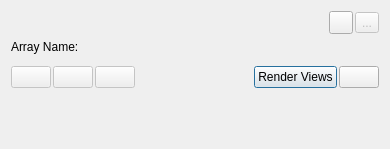
This is Qt/ApplicationComponents/Resources/UI/pqColorMapEditor.ui in vbnhfylbh/ParaView as Qt 5 draws it before an edit. The edited form follows.
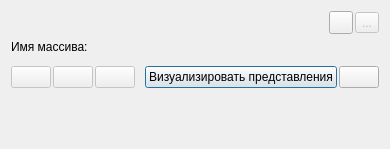
This is the edited form. Icons and pictures are not drawn. Custom widgets are drawn as their Qt base class.

```diff
--- a/Qt/ApplicationComponents/Resources/UI/pqColorMapEditor.ui
+++ b/Qt/ApplicationComponents/Resources/UI/pqColorMapEditor.ui
@@ -80,7 +80,7 @@
       </font>
      </property>
      <property name="text">
-      <string>Array Name:</string>
+      <string>Имя массива:</string>
      </property>
      <property name="textFormat">
       <enum>Qt::AutoText</enum>
@@ -202,7 +202,7 @@
             <string>&lt;html&gt;&lt;head/&gt;&lt;body&gt;&lt;p&gt;Update views.&lt;/p&gt;&lt;/body&gt;&lt;/html&gt;</string>
            </property>
            <property name="text">
-            <string>Render Views</string>
+            <string>Визуализировать представления</string>
            </property>
            <property name="icon">
             <iconset resource="../../../Components/Resources/pqComponents.qrc">
```
Left out of the diff: 16 changed lines with no effect on the pictures.
